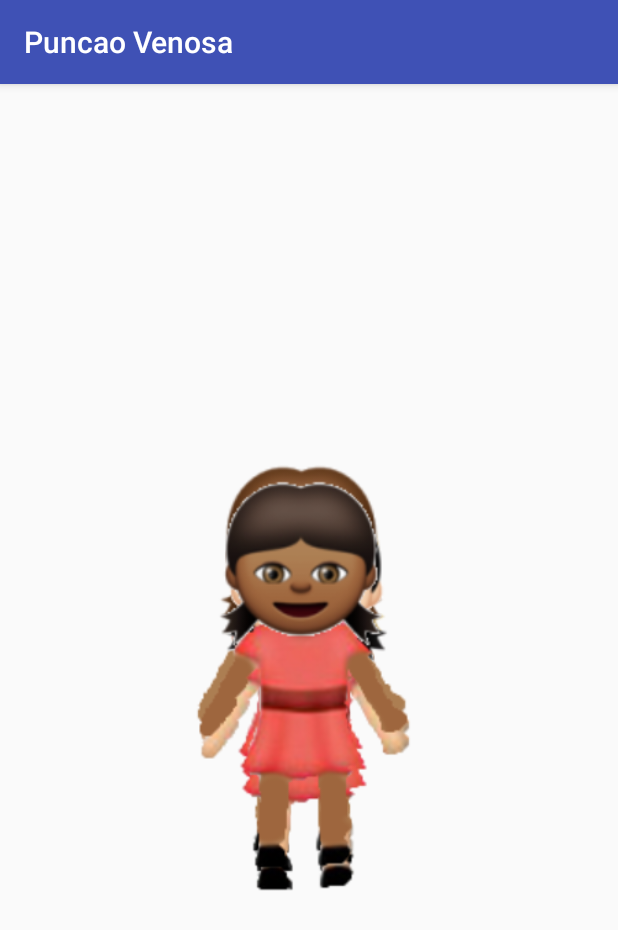
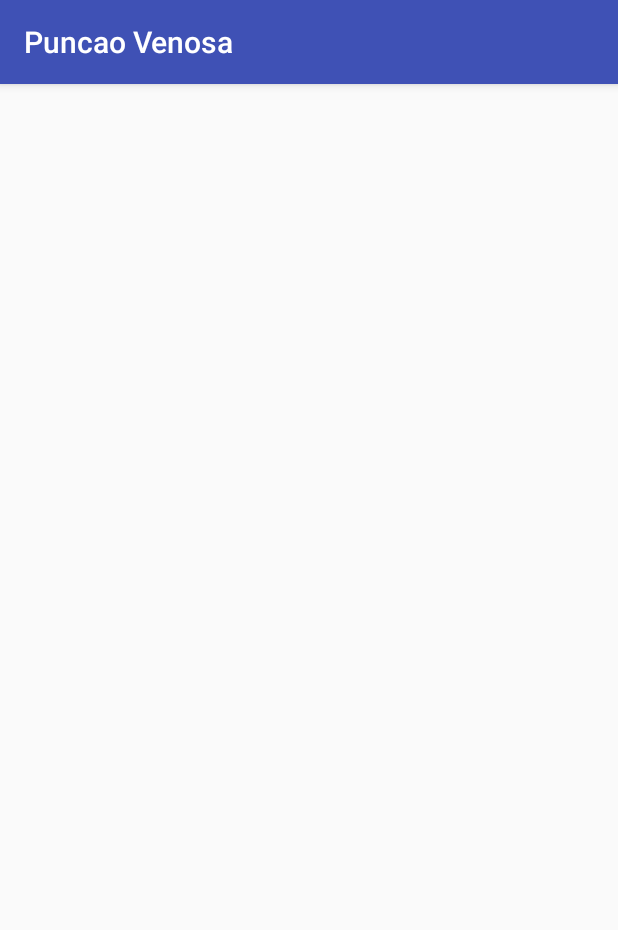
Before and after one commit to gabicfa/venipuncture-app, an Android app: the CharacterSelectionActivity screen opened directly, with no data from a screen before it, after a tap on an icon or button, on a phone screen of 412 x 824 dp. Shown: the top 930 px of the screen. Run offline under Robolectric (Android 15) with nearby library versions, the phone set to English and light mode, and no system bars.

Commit message:
Declaração de corpos

```diff
--- a/app/src/main/java/br/edu/insper/puncaovenosa/CharacterSelectionActivity.java
+++ b/app/src/main/java/br/edu/insper/puncaovenosa/CharacterSelectionActivity.java
@@ -34,7 +34,7 @@ public class CharacterSelectionActivity extends AppCompatActivity {
                 imageButtons[i].setOnClickListener(new View.OnClickListener() {
                     @Override
                     public void onClick(View view) {
-                        startActivity(new Intent(CharacterSelectionActivity.this, GameActivity.class).putExtra("index", i));
+                        startActivity(new Intent(CharacterSelectionActivity.this, GameActivity.class).putExtra("i", i));
                     }
                 });
             }
--- a/app/src/main/java/br/edu/insper/puncaovenosa/GameActivity.java
+++ b/app/src/main/java/br/edu/insper/puncaovenosa/GameActivity.java
@@ -1,13 +1,48 @@
 package br.edu.insper.puncaovenosa;
 
+import android.provider.Settings;
 import android.support.v7.app.AppCompatActivity;
 import android.os.Bundle;
+import android.view.View;
+import android.widget.ImageView;
 
 public class GameActivity extends AppCompatActivity {
+    private int index;
+    private ImageView images[];
 
     @Override
     protected void onCreate(Bundle savedInstanceState) {
         super.onCreate(savedInstanceState);
         setContentView(R.layout.activity_game);
+
+        images = new ImageView[10];
+
+        this.images[0] = (ImageView) findViewById(R.id.blonde_girl_body);
+        this.images[1] = (ImageView) findViewById(R.id.blonde_boy_body);
+        this.images[2] = (ImageView) findViewById(R.id.brunette_girl_body);
+        this.images[3] = (ImageView) findViewById(R.id.brunette_boy_body);
+        this.images[4] = (ImageView) findViewById(R.id.brunette_girl1_body);
+        this.images[5] = (ImageView) findViewById(R.id.brunette_boy1_body);
+        this.images[6] = (ImageView) findViewById(R.id.brunette_girl2_body);
+        this.images[7] = (ImageView) findViewById(R.id.brunette_boy2_body);
+        this.images[8] = (ImageView) findViewById(R.id.brunette_girl3_body);
+        // TODO: Corpo do menino, deixei este como provisório.
+        this.images[9] = (ImageView) findViewById(R.id.brunette_girl3_body);
+
+        for(ImageView image : this.images) {
+            image.setVisibility(View.INVISIBLE);
+        }
+
+        index = getIntent().getIntExtra("i", -1);
+
+        System.out.println(index);
+
+        if(index == -1) {
+            System.out.println("Boop");
+        } else if(index > 9) {
+            System.out.println("Beep");
+        } else {
+            this.images[index].setVisibility(View.VISIBLE);
+        }
     }
 }
--- a/app/src/main/res/layout/activity_game.xml
+++ b/app/src/main/res/layout/activity_game.xml
@@ -33,4 +33,34 @@
         android:src="@drawable/meninamorena2corpo"
         android:id="@+id/brunette_girl2_body"/>
 
+    <ImageView
+        android:layout_width="match_parent"
+        android:layout_height="match_parent"
+        android:src="@drawable/meninamorenacorpo3"
+        android:id="@+id/brunette_girl3_body"/>
+
+    <ImageView
+        android:layout_width="match_parent"
+        android:layout_height="match_parent"
+        android:src="@drawable/meninoloirocorpo"
+        android:id="@+id/blonde_boy_body"/>
+
+    <ImageView
+        android:layout_width="match_parent"
+        android:layout_height="match_parent"
+        android:src="@drawable/meninomorenocorpo"
+        android:id="@+id/brunette_boy_body"/>
+
+    <ImageView
+        android:layout_width="match_parent"
+        android:layout_height="match_parent"
+        android:src="@drawable/meninomoreno1corpo"
+        android:id="@+id/brunette_boy1_body"/>
+
+    <ImageView
+        android:layout_width="match_parent"
+        android:layout_height="match_parent"
+        android:src="@drawable/meninomoreno2corpo"
+        android:id="@+id/brunette_boy2_body"/>
+
 </RelativeLayout>
```
